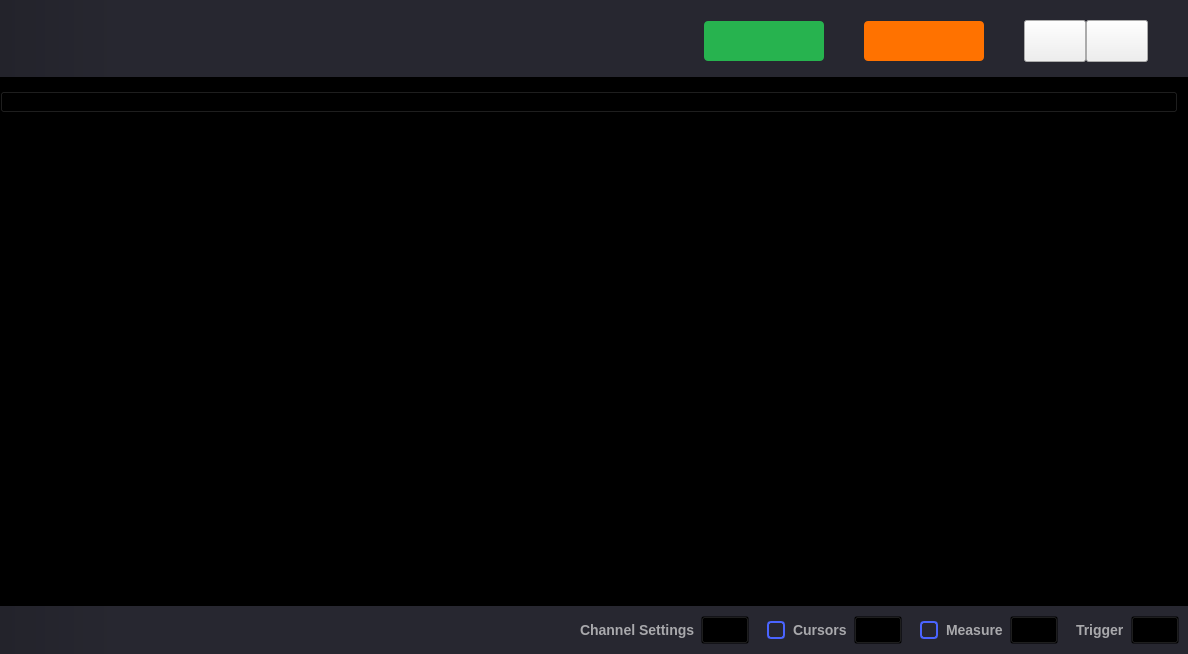
Before: the Qt Designer form ui/oscilloscope.ui in analogdevicesinc/scopy, drawn with Qt 5.
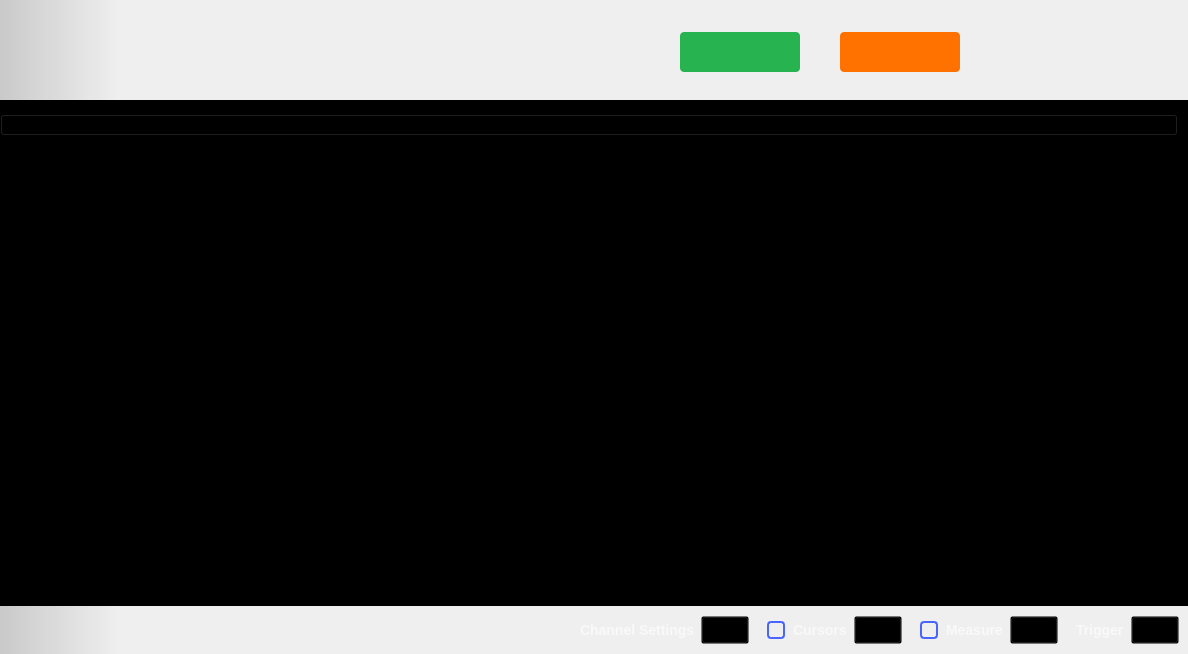
After: the same form once the commit is applied. The open tabs and pages were chosen to show the change. Icons and pictures are not drawn. Custom widgets are drawn as their Qt base class.

Commit message: Oscilloscope: Simplify stylesheet to work with global theme

What changed in the file:
```diff
--- a/ui/oscilloscope.ui
+++ b/ui/oscilloscope.ui
@@ -38,8 +38,9 @@
    <item>
     <widget class="QWidget" name="mainWidget" native="true">
      <property name="styleSheet">
-      <string notr="true">QWidget { background-color: none; }
-QWidget#mainWidget { background-color: qlineargradient(spread:pad, x1:0, y1:0, x2:0.1, y2:0, stop:0 rgba(35, 35, 43, 255), stop:1 rgba(39, 39, 48, 255)); }</string>
+      <string notr="true">#mainWidget {
+background-color: qlineargradient(spread:pad, x1:0, y1:0, x2:0.1, y2:0, stop:0 rgba(0, 0, 0, 40), stop:1 transparent);
+}</string>
      </property>
      <layout class="QVBoxLayout" name="verticalLayout_3">
       <property name="spacing">
@@ -182,26 +183,57 @@
          </widget>
         </item>
         <item>
-         <layout class="QHBoxLayout" name="horizontalLayout_2">
-          <property name="spacing">
-           <number>0</number>
+         <widget class="QWidget" name="widget" native="true">
+          <property name="minimumSize">
+           <size>
+            <width>30</width>
+            <height>0</height>
+           </size>
           </property>
+          <property name="styleSheet">
+           <string notr="true">QPushButton {
+  min-height: 40px;
+  max-height: 40px;
+  min-width: 60px;
+  max-width: 60px;
+  padding-top:5px
+}
+
+QPushButton:checked {
+  border-top: 1px solid rgba(255,255,255,150);
+}
+
+QPushButton:!checked {
+  border-top: 1px solid rgba(255,255,255,0);
+}
+
+QPushButton:!checked:hover {
+  border-top: 1px solid rgba(255,255,255,0);
+}
+
+QPushButton:checked:hover {
+  border-top: 1px solid rgba(255,255,255,200);
+}</string>
+          </property>
+          <layout class="QHBoxLayout" name="horizontalLayout_3">
           <item>
            <widget class="adiscope::CustomPushButton" name="btnGeneralSettings">
             <property name="styleSheet">
-             <string notr="true">QPushButton {
-  min-height: 40px;
-  max-height: 40px;
-  min-width: 60px;
-  max-width: 60px;
-}
-
-QPushButton:checked {
-  border-image: url(:/icons/gear_wheel_pressed.svg);
+              <string notr="true">QPushButton:checked {
+  image: url(:/icons/gear_wheel_pressed.svg);
 }
 
 QPushButton:!checked {
-  border-image: url(:/icons/gear_wheel.svg);
+  image: url(:/icons/gear_wheel.svg);
+}
+
+
+QPushButton:!checked:hover {
+  image: url(:/icons/gear_wheel_hover.svg);
+}
+
+QPushButton:checked:hover {
+  image: url(:/icons/gear_wheel_pressed.svg);
 }</string>
             </property>
             <property name="text">
@@ -218,19 +250,20 @@
           <item>
            <widget class="QPushButton" name="btnSettings">
             <property name="styleSheet">
-             <string notr="true">QPushButton {
-  min-height: 40px;
-  max-height: 40px;
-  min-width: 60px;
-  max-width: 60px;
-}
-
-QPushButton:checked {
-  border-image: url(:/icons/setup3_checked_hover.svg);
+              <string notr="true">QPushButton:checked {
+  image: url(:/icons/setup3_checked_hover.svg);
 }
 
 QPushButton:!checked {
-  border-image: url(:/icons/setup3_unchecked.svg);
+  image: url(:/icons/setup3_unchecked.svg);
+}
+
+QPushButton:!checked:hover {
+  image: url(:/icons/setup3_unchecked_hover.svg);
+}
+
+QPushButton:checked:hover {
+  image: url(:/icons/setup3_checked_hover.svg);
 }</string>
             </property>
             <property name="text">
@@ -242,6 +275,7 @@
            </widget>
           </item>
          </layout>
+         </widget>
         </item>
        </layout>
       </item>
@@ -250,34 +284,13 @@
         <property name="spacing">
          <number>0</number>
         </property>
-        <property name="leftMargin">
-         <number>0</number>
-        </property>
-        <property name="bottomMargin">
-         <number>0</number>
-        </property>
         <item>
          <layout class="QVBoxLayout" name="plot_and_buffPreviewer">
-          <property name="topMargin">
-           <number>0</number>
-          </property>
           <item>
            <layout class="QHBoxLayout" name="hLayout_buffPreview">
             <property name="spacing">
              <number>0</number>
             </property>
-            <property name="leftMargin">
-             <number>0</number>
-            </property>
-            <property name="topMargin">
-             <number>0</number>
-            </property>
-            <property name="rightMargin">
-             <number>0</number>
-            </property>
-            <property name="bottomMargin">
-             <number>0</number>
-            </property>
             <item>
              <spacer name="horizontalSpacer_4">
               <property name="orientation">
```
Left out of the diff: 28 changed lines with no effect on the pictures. Lines whose indentation alone changed are shown as unchanged. The commit also changes 4 other files.
